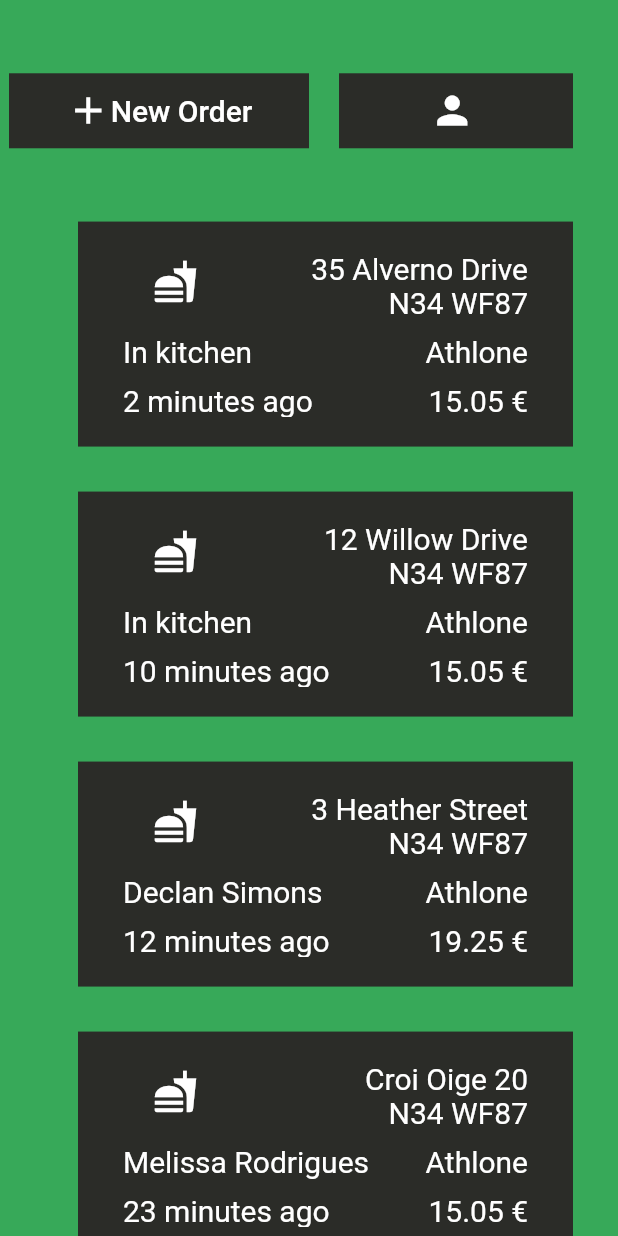
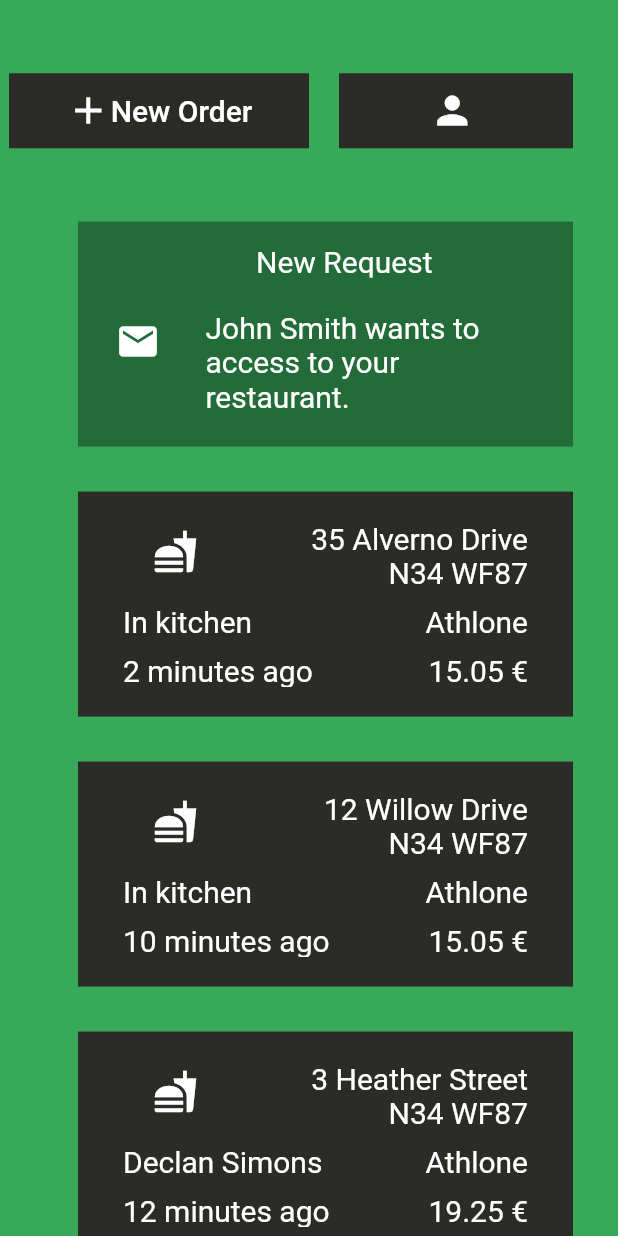
Before and after one commit to dvpuchades/LogisticsWeb, a Flutter app: the FloatingLayout widget shown alone on an empty page, opened directly, on a phone screen of 412 x 824 dp. Run offline on Flutter 3.47's test engine with Material 2 defaults, Android fonts, the phone set to English and light mode, and no system bars; our stand-ins replace flutter_map, flutter_typeahead, latlong2, location.

```diff
--- a/notes.txt
+++ b/notes.txt
@@ -5,6 +5,8 @@ Colors: {
 }
 
 
-https://coolors.co/37a959-2b2c28-c9cfcf     //currently using
+https://coolors.co/236c39-2b2c28-c9cfcf     //currently using
+
+https://coolors.co/37a959-2b2c28-c9cfcf
 
 https://coolors.co/316b41-37a959-2b2c28-c9cfcf
--- a/webapp/lib/constants.dart
+++ b/webapp/lib/constants.dart
@@ -1,12 +1,12 @@
 import 'package:flutter/material.dart';
 
 class Backend {
-  static const direction = 'localhost:2400';
-  //static const direction = '10.0.2.2:2400';
+  //static const direction = 'localhost:2400';
+  static const direction = '10.0.2.2:2400';
 }
 
 class ThemeColors {
-  static const green = Color(0xff37A959);
+  static const green = Color(0xff236c39);
   static const black = Color(0xff2B2C28);
   static const grey = Color(0xffC9CFCF);
   static const white = Colors.white;
--- a/webapp/lib/widgets/delivery_card.dart
+++ b/webapp/lib/widgets/cards.dart
@@ -103,3 +103,63 @@ class _DeliveryCardState extends State<DeliveryCard> {
                     ]))));
   }
 }
+
+class NotificationCard extends StatefulWidget {
+  const NotificationCard({Key? key, required this.title, required this.body})
+      : super(key: key);
+
+  final String title;
+  final String body;
+
+  @override
+  _NotificationCardState createState() => _NotificationCardState();
+}
+
+class _NotificationCardState extends State<NotificationCard> {
+  @override
+  Widget build(BuildContext context) {
+    return Container(
+        alignment: Alignment.centerRight,
+        margin: const EdgeInsets.only(bottom: 30, right: 30),
+        child: SizedBox(
+            height: 150,
+            width: 330,
+            child: Container(
+                color: ThemeColors.green,
+                child: Row(
+                    mainAxisAlignment: MainAxisAlignment.spaceAround,
+                    children: [
+                      Flexible(
+                        child: Container(
+                            margin: const EdgeInsets.only(top: 10, left: 25),
+                            child: const Icon(
+                              Icons.mail,
+                              size: 30,
+                              color: ThemeColors.white,
+                            )),
+                      ),
+                      Flexible(
+                          flex: 5,
+                          child: Column(children: [
+                            Flexible(
+                                child: Container(
+                                    margin: const EdgeInsets.only(
+                                        top: 15, right: 30),
+                                    child: Text(
+                                      widget.title,
+                                      textAlign: TextAlign.right,
+                                      style: const NormalTextStyle(),
+                                    ))),
+                            Flexible(
+                                flex: 3,
+                                child: Container(
+                                    margin: const EdgeInsets.only(
+                                        left: 30, right: 30),
+                                    alignment: Alignment.centerRight,
+                                    child: Text(widget.body,
+                                        textAlign: TextAlign.left,
+                                        style: const NormalTextStyle()))),
+                          ]))
+                    ]))));
+  }
+}
--- a/webapp/lib/widgets/floating_layout.dart
+++ b/webapp/lib/widgets/floating_layout.dart
@@ -2,7 +2,7 @@ import 'package:flutter/material.dart';
 
 import '../constants.dart';
 import 'buttons.dart';
-import 'delivery_card.dart';
+import 'cards.dart';
 
 class FloatingLayout extends StatelessWidget {
   const FloatingLayout({Key? key}) : super(key: key);
@@ -10,7 +10,7 @@ class FloatingLayout extends StatelessWidget {
   @override
   Widget build(BuildContext context) {
     return Container(
-        child: Column(children: [
+        child: Column(crossAxisAlignment: CrossAxisAlignment.end, children: [
       Expanded(
           child: Row(
         mainAxisAlignment: MainAxisAlignment.end,
@@ -29,10 +29,15 @@ class NotificationList extends StatelessWidget {
 
   @override
   Widget build(BuildContext context) {
-    return ListView(
+    return SizedBox(
+        width: 400,
+        child: ListView(
           padding: const EdgeInsets.only(top: 30),
           shrinkWrap: true,
           children: const [
+            NotificationCard(
+                title: "New Request",
+                body: "John Smith wants to access to your restaurant."),
             DeliveryCard(
                 address: '35 Alverno Drive',
                 postcode: 'N34 WF87',
@@ -69,6 +74,6 @@ class NotificationList extends StatelessWidget {
                 amount: 54.90,
                 minutes: 34),
           ],
-    );
+        ));
   }
 }
```
Also changed, not shown: webapp/lib/models/location.dart (added, +39 -0 lines), webapp/lib/screens/dashboard.dart (+35 -9 lines), 1 other file. Lines whose indentation alone changed are shown as unchanged.
